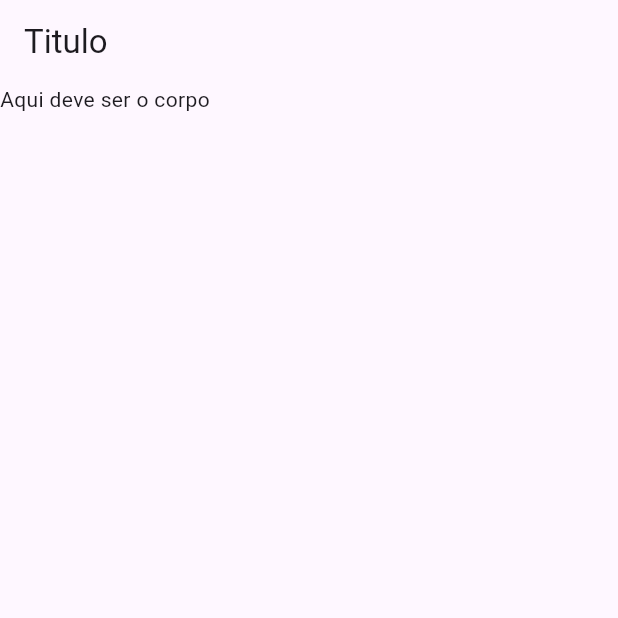
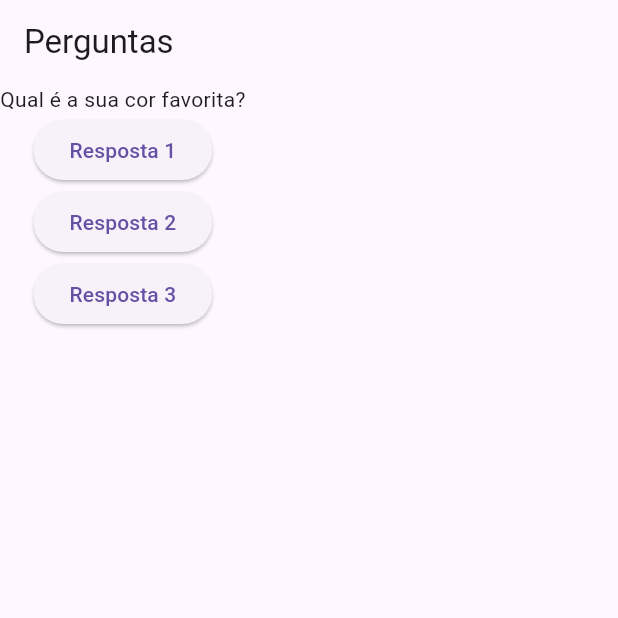
Before and after one commit to DoseDjalmadaDunhaJunior/Flutter-Perguntas, a Flutter app: the screen it shows after launch, on a phone screen of 412 x 824 dp, the top half of it. Run offline on Flutter 3.47's test engine with Material 3 defaults, Android fonts, the phone set to English and light mode, and no system bars.

Commit message:
agora muda a pergunta

```diff
--- a/lib/main.dart
+++ b/lib/main.dart
@@ -1,19 +1,59 @@
 import 'package:flutter/material.dart';
 
-main() {
-  runApp(new AppDePergunta());
-}
+void main() => runApp(const PerguntaApp());
 
-class AppDePergunta extends StatelessWidget {
+class PerguntaAppState extends State<PerguntaApp> {
+  var perguntaSelecionada = 0;
+
+  void responder() {
+    setState(() {
+      perguntaSelecionada == 1
+          ? perguntaSelecionada = 0
+          : perguntaSelecionada++;
+    });
+
+    print(perguntaSelecionada);
+  }
+
   @override
   Widget build(BuildContext context) {
+    final perguntas = [
+      'Qual é a sua cor favorita?',
+      'Qual é o seu animal favorito?',
+    ];
+
     return MaterialApp(
       home: Scaffold(
         appBar: AppBar(
-          title: Text('Titulo'),
+          title: const Text('Perguntas'),
         ),
-        body: Text('Aqui deve ser o corpo'),
+        body: Column(
+          children: [
+            Text(perguntas[perguntaSelecionada]),
+            ElevatedButton(
+              onPressed: responder,
+              child: const Text('Resposta 1'),
+            ),
+            ElevatedButton(
+              onPressed: responder,
+              child: const Text('Resposta 2'),
+            ),
+            ElevatedButton(
+              onPressed: responder,
+              child: const Text('Resposta 3'),
+            ),
+          ],
+        ),
       ),
     );
   }
 }
+
+class PerguntaApp extends StatefulWidget {
+  const PerguntaApp({super.key});
+
+  @override
+  PerguntaAppState createState() {
+    return PerguntaAppState();
+  }
+}
```
